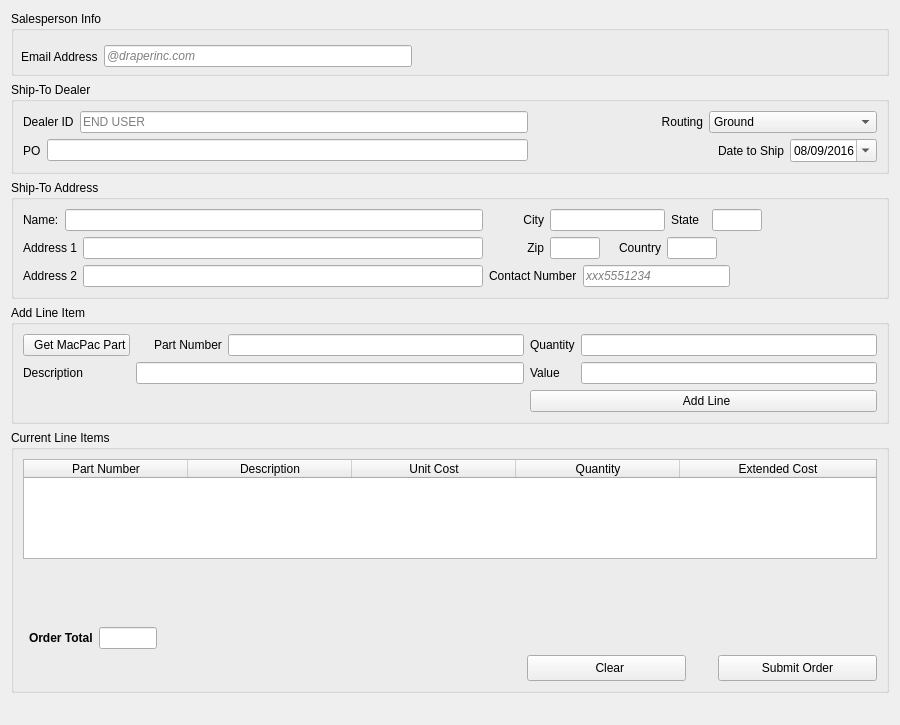
Qt form View/setuptab.ui (topherMcDonald/SPO) before a commit.
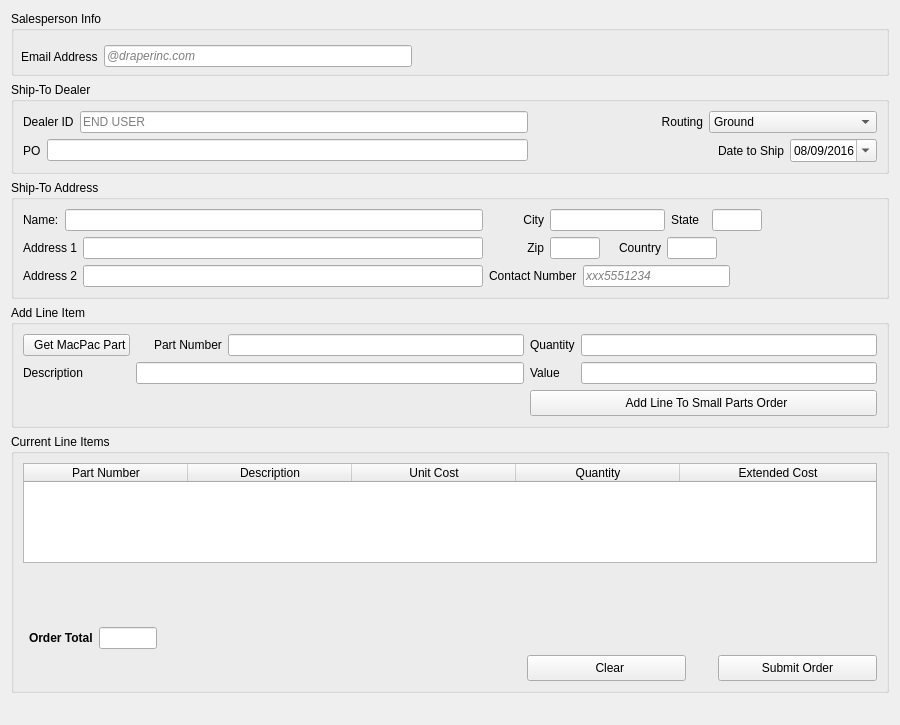
The same form after that commit. Icons and pictures are not drawn.

Commit message: size and column update

```diff
--- a/View/setuptab.ui
+++ b/View/setuptab.ui
@@ -539,8 +539,20 @@
           <verstretch>0</verstretch>
          </sizepolicy>
         </property>
+        <property name="minimumSize">
+         <size>
+          <width>0</width>
+          <height>26</height>
+         </size>
+        </property>
+        <property name="maximumSize">
+         <size>
+          <width>347</width>
+          <height>16777215</height>
+         </size>
+        </property>
         <property name="text">
-         <string>  Add Line</string>
+         <string>  Add Line To Small Parts Order</string>
         </property>
         <property name="icon">
          <iconset resource="../sporesource.qrc">
```
The commit also changes 1 other file.
